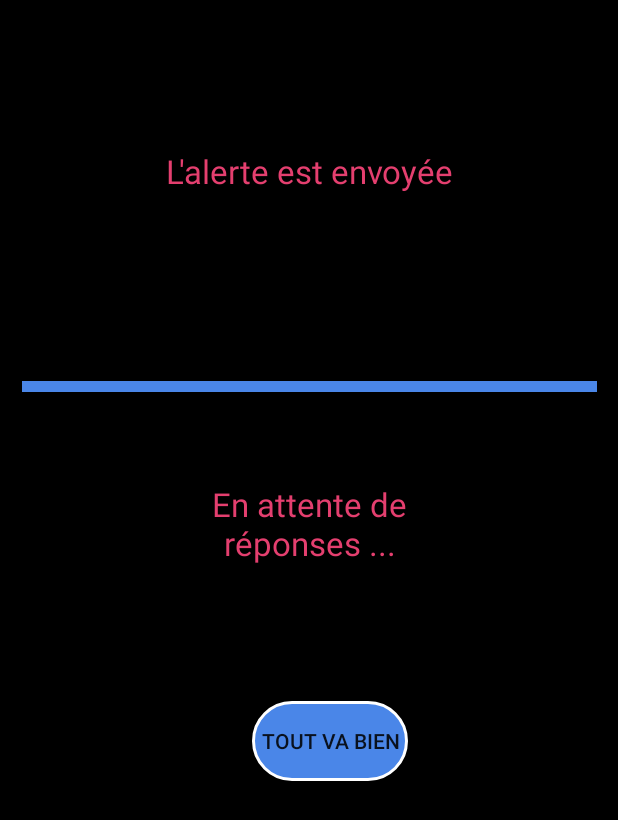
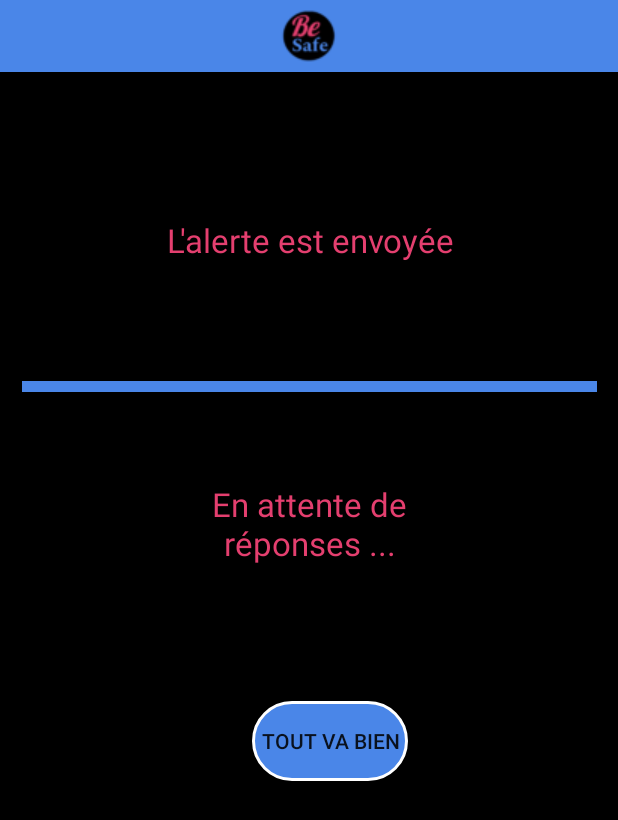
Before and after one commit to ArtyNaCl/besafe-android-app, an Android app: the MainActivity screen opened directly, with no data from a screen before it, after a tap on "J'AI BESOIN D'AIDE", on a phone screen of 412 x 824 dp. Shown: the top 820 px of the screen. Run offline under Robolectric (Android 15) with nearby library versions, the phone set to English and light mode, and no system bars; our stand-ins replace Volley; libraries missing offline, so code that uses them is left out: io.socket.emitter; network calls fail; 2 statements that could not run were skipped.

Commit message:
Update app/src/main/res/layout/alert_responder.xml

```diff
--- a/app/src/main/res/layout/alert_responder.xml
+++ b/app/src/main/res/layout/alert_responder.xml
@@ -7,6 +7,26 @@
     android:background = "#000"
     android:layout_height="match_parent">
 
+    <android.support.design.widget.CoordinatorLayout
+        android:layout_width="match_parent"
+        android:layout_height="match_parent"
+        tools:context=".MainActivity">
+
+        <android.support.design.widget.AppBarLayout
+            android:layout_width="match_parent"
+            android:layout_height="wrap_content"
+            android:theme="@style/AppTheme.AppBarOverlay">
+
+            <ImageView
+                android:id="@+id/imageView2"
+                android:layout_width="match_parent"
+                android:layout_height="wrap_content"
+                app:srcCompat="@drawable/androidicon48x48" />
+
+        </android.support.design.widget.AppBarLayout>
+
+    </android.support.design.widget.CoordinatorLayout>
+
     <TextView
         android:id="@+id/labelfor_alert"
         android:layout_width="193dp"
@@ -15,16 +35,18 @@
         android:layout_marginTop="8dp"
         android:layout_marginEnd="8dp"
         android:layout_marginBottom="8dp"
+        android:background="#000"
         android:text="L'alerte est envoyée"
-        android:textColor="#E43F6F"
-        android:background = "#000"
         android:textAlignment="center"
         android:textAppearance="@android:style/TextAppearance.DeviceDefault.Large"
+        android:textColor="#E43F6F"
         android:visibility="visible"
         app:layout_constraintBottom_toTopOf="@+id/divider2"
         app:layout_constraintEnd_toEndOf="parent"
+        app:layout_constraintHorizontal_bias="0.502"
         app:layout_constraintStart_toStartOf="parent"
-        app:layout_constraintTop_toTopOf="parent" />
+        app:layout_constraintTop_toTopOf="parent"
+        app:layout_constraintVertical_bias="0.755" />
 
     <View
         android:id="@+id/divider2"
```
